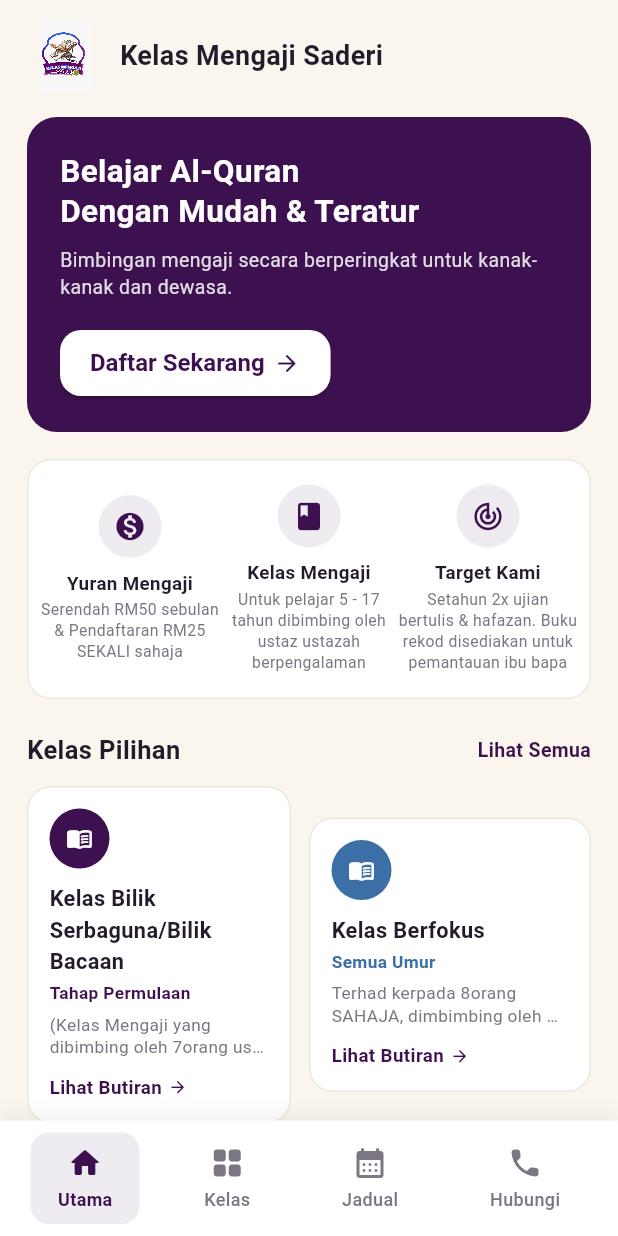
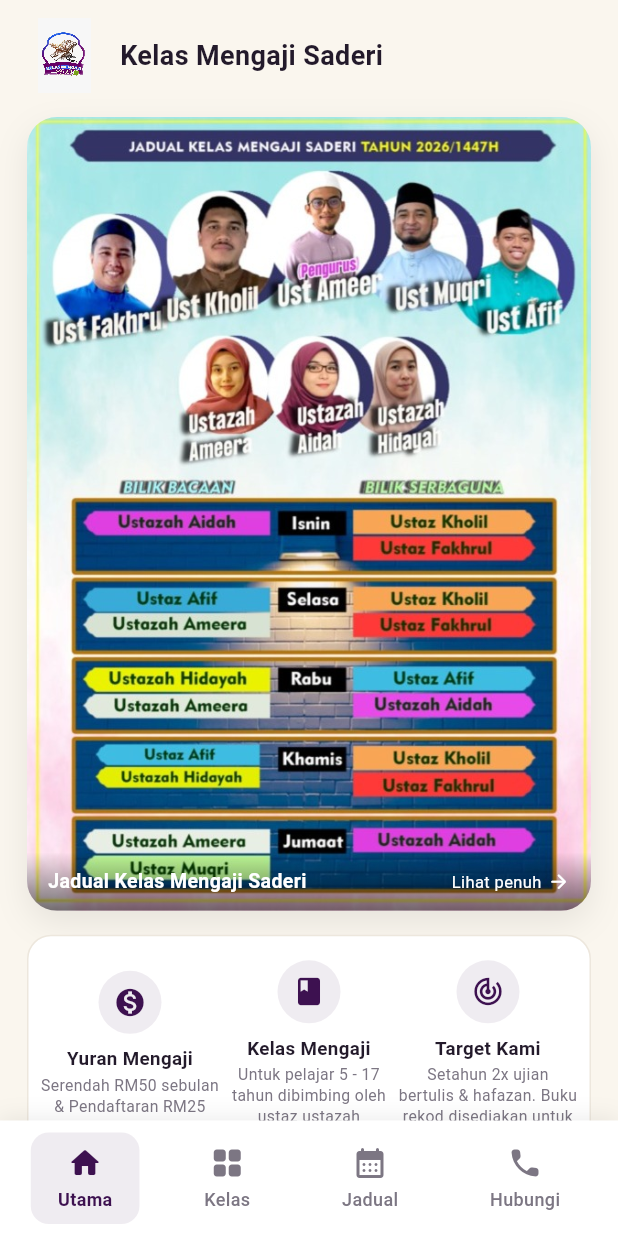
Before and after one commit to i900aiman/KelasMengajiSaderi, a Flutter app: the screen it shows after launch, on a phone screen of 412 x 824 dp. Run offline on Flutter 3.47's test engine with Material 3 defaults, Android fonts, the light colour scheme and no system bars.

Commit message:
settle untuk homepage

```diff
--- a/lib/data/dummy_data.dart
+++ b/lib/data/dummy_data.dart
@@ -156,8 +156,11 @@ class DummyData {
     ),
   ];
 
-  /// Jadual untuk minggu contoh (21 - 27 Mei).
-  static List<ScheduleModel> scheduleForWeek(DateTime weekStart) {
+  /// Jadual untuk minggu CONTOH (data statik, 21 - 27 Mei) — dikekalkan
+  /// (di-rename dari 'scheduleForWeek' asal) sebab nama tu clash dengan
+  /// method baru di bawah. Kalau tiada tempat lain dalam app panggil
+  /// fungsi ni secara spesifik, boleh je dipadam terus.
+  static List<ScheduleModel> scheduleForSampleWeek(DateTime weekStart) {
     return [
       ScheduleModel(
         id: 'sch-1',
@@ -209,4 +212,77 @@ class DummyData {
       ),
     ];
   }
+
+  static const List<_ScheduleSlot> _weeklySchedule = [
+    _ScheduleSlot(weekday: DateTime.monday, room: 'Bilik Bacaan', teachers: ['Ustazah Aidah']),
+    _ScheduleSlot(weekday: DateTime.monday, room: 'Bilik Serbaguna', teachers: ['Ustaz Kholil', 'Ustaz Fakhrul']),
+    _ScheduleSlot(weekday: DateTime.tuesday, room: 'Bilik Bacaan', teachers: ['Ustaz Afif', 'Ustazah Ameera']),
+    _ScheduleSlot(weekday: DateTime.tuesday, room: 'Bilik Serbaguna', teachers: ['Ustaz Kholil', 'Ustaz Fakhrul']),
+    _ScheduleSlot(weekday: DateTime.wednesday, room: 'Bilik Bacaan', teachers: ['Ustazah Hidayah', 'Ustazah Ameera']),
+    _ScheduleSlot(weekday: DateTime.wednesday, room: 'Bilik Serbaguna', teachers: ['Ustaz Afif', 'Ustazah Aidah']),
+    _ScheduleSlot(weekday: DateTime.thursday, room: 'Bilik Bacaan', teachers: ['Ustaz Afif', 'Ustazah Hidayah']),
+    _ScheduleSlot(weekday: DateTime.thursday, room: 'Bilik Serbaguna', teachers: ['Ustaz Kholil', 'Ustaz Fakhrul']),
+    _ScheduleSlot(weekday: DateTime.friday, room: 'Bilik Bacaan', teachers: ['Ustazah Ameera', 'Ustaz Muqri']),
+    _ScheduleSlot(weekday: DateTime.friday, room: 'Bilik Serbaguna', teachers: ['Ustazah Aidah']),
+  ];
+
+  static const _dayNames = {
+    DateTime.monday: 'Isnin',
+    DateTime.tuesday: 'Selasa',
+    DateTime.wednesday: 'Rabu',
+    DateTime.thursday: 'Khamis',
+    DateTime.friday: 'Jumaat',
+  };
+
+  /// Jadual kelas akan datang — semua kelas Isnin-Jumaat, waktu seragam
+  /// 8:00-9:30 malam. Dikira ikut tarikh sebenar terdekat dari [now],
+  /// disusun ikut yang paling dekat dahulu. Ni method yang dipanggil oleh
+  /// homepage.dart (DummyData.scheduleForWeek(DateTime.now())).
+  static List<ScheduleModel> scheduleForWeek(DateTime now) {
+    const time = '8:00 - 9:30 malam';
+    const startHour = 20; // 8 malam — untuk tentukan dah lepas waktu ke belum
+
+    final items = _weeklySchedule.map((slot) {
+      final date = _nextOccurrence(slot.weekday, now, startHour);
+      final daySlug = _dayNames[slot.weekday]!.toLowerCase();
+      final roomSlug = slot.room == 'Bilik Bacaan' ? 'bacaan' : 'serbaguna';
+
+      return ScheduleModel(
+        id: 'kelas-$daySlug-$roomSlug',
+        // NOTA: kelas mingguan (Isnin-Jumaat) ni tak sepadan dengan
+        // mana-mana ProgramModel sedia ada (semua program tu Sabtu/Ahad).
+        // 'programId' bawah ni placeholder sahaja — kalau nanti ScheduleCard
+        // dapat 'onTap' yang cari program guna id ni, ia akan gagal sebab
+        // takde ProgramModel dengan id ni. Selamat buat masa ni sebab
+        // homepage.dart panggil ScheduleCard tanpa onTap untuk list ni.
+        programId: 'kelas-mengaji-mingguan',
+        title: 'Kelas ${_dayNames[slot.weekday]}',
+        icon: slot.room == 'Bilik Bacaan' ? Icons.menu_book_rounded : Icons.groups_rounded,
+        iconBackground: AppColors.primary,
+        teacher: slot.teachers.join(' & '),
+        location: slot.room,
+        time: time,
+        date: date,
+        status: ScheduleStatus.tersedia,
+      );
+    }).toList()
+      ..sort((a, b) => a.date.compareTo(b.date));
+
+    return items;
+  }
+
+  static DateTime _nextOccurrence(int weekday, DateTime now, int startHour) {
+    var date = DateTime(now.year, now.month, now.day, startHour);
+    final diff = (weekday - date.weekday) % 7;
+    date = date.add(Duration(days: diff));
+    if (date.isBefore(now)) date = date.add(const Duration(days: 7));
+    return date;
+  }
 }
+
+class _ScheduleSlot {
+  final int weekday;
+  final String room;
+  final List<String> teachers;
+  const _ScheduleSlot({required this.weekday, required this.room, required this.teachers});
+}
--- a/lib/screens/home/home_page.dart
+++ b/lib/screens/home/home_page.dart
@@ -1,4 +1,5 @@
 import 'package:flutter/material.dart';
+import 'package:kelas_mengaji_saderi/screens/home/poster_jadual_card.dart';
 import 'package:kelas_mengaji_saderi/screens/timeline/timeline_page.dart';
 import '../../data/dummy_data.dart';
 import '../../theme/app_theme.dart';
@@ -49,59 +50,8 @@ class HomePage extends StatelessWidget {
               ],
             ),
             const SizedBox(height: 16),
-
-            // --- Banner utama ---
-            Container(
-              padding: const EdgeInsets.all(22),
-              decoration: BoxDecoration(
-                color: AppColors.primary,
-                borderRadius: BorderRadius.circular(20),
-              ),
-              child: Column(
-                crossAxisAlignment: CrossAxisAlignment.start,
-                children: [
-                  const Text(
-                    'Belajar Al-Quran\nDengan Mudah & Teratur',
-                    style: TextStyle(
-                        color: Colors.white,
-                        fontSize: 21,
-                        fontWeight: FontWeight.bold,
-                        height: 1.3),
-                  ),
-                  const SizedBox(height: 10),
-                  Text(
-                    'Bimbingan mengaji secara berperingkat untuk kanak-kanak dan dewasa.',
-                    style: TextStyle(
-                        color: Colors.white.withValues(alpha: 0.85),
-                        fontSize: 13,
-                        height: 1.4),
-                  ),
-                  const SizedBox(height: 18),
-                  ElevatedButton(
-                    onPressed: () {
-                      Navigator.of(context).push(MaterialPageRoute(
-                          builder: (_) => const ProgramPage()));
-                    },
-                    style: ElevatedButton.styleFrom(
-                      backgroundColor: Colors.white,
-                      foregroundColor: AppColors.primary,
-                      minimumSize: const Size(0, 44),
-                      padding: const EdgeInsets.symmetric(horizontal: 20),
-                    ),
-                    child: const Row(
-                      mainAxisSize: MainAxisSize.min,
-                      children: [
-                        Text('Daftar Sekarang',
-                            style: TextStyle(fontWeight: FontWeight.w700)),
-                        SizedBox(width: 6),
-                        Icon(Icons.arrow_forward_rounded, size: 18),
-                      ],
-                    ),
-                  ),
-                ],
-              ),
-            ),
-            const SizedBox(height: 18),
+          const PosterJadualCard(),
+                const SizedBox(height: 16),
 
             // --- 3 ciri utama ---
             Container(
@@ -184,7 +134,9 @@ class HomePage extends StatelessWidget {
               },
             ),
             const SizedBox(height: 12),
-            ...upcoming.take(2).map((s) => ScheduleCard(schedule: s)),
+            ...upcoming.take(1).map((s) => ScheduleCard(schedule: s)),
+            const SizedBox(height: 16),
+
           ],
         ),
       ),
--- /dev/null
+++ b/lib/screens/home/poster_jadual_card.dart
@@ -0,0 +1,95 @@
+import 'package:flutter/material.dart';
+import 'package:kelas_mengaji_saderi/screens/timeline/timeline_page.dart';
+
+/// Poster jadual dipaparkan sebagai "teaser" visual penuh lebar (ikut
+/// aspect ratio asal, tak dipotong paksa). Ketik poster akan bawa terus ke
+/// JadualPage sedia ada — versi native yang senang dibaca — bukan sekadar
+/// zoom gambar statik. Ni elak dua salinan maklumat jadual (poster imej +
+/// JadualPage) yang boleh out-of-sync bila jadual guru berubah nanti.
+class PosterJadualCard extends StatelessWidget {
+  const PosterJadualCard({super.key});
+
+  @override
+  Widget build(BuildContext context) {
+    return GestureDetector(
+      onTap: () {
+        Navigator.of(context).push(
+          MaterialPageRoute(
+            builder: (_) => const JadualPage(
+              showBackButton: true,
+              showTitle: false,
+            ),
+          ),
+        );
+      },
+      child: Container(
+        width: double.infinity,
+        decoration: BoxDecoration(
+          borderRadius: BorderRadius.circular(20),
+          boxShadow: [
+            BoxShadow(
+              color: Colors.black.withOpacity(0.08),
+              blurRadius: 18,
+              offset: const Offset(0, 8),
+            ),
+          ],
+        ),
+        clipBehavior: Clip.antiAlias,
+        child: Stack(
+          children: [
+            // width sahaja diberi (tiada height tetap) supaya poset kekal
+            // ikut aspect ratio asal — tak dipotong hodoh macam crop paksa
+            Image.asset(
+              'assets/images/jadual_kms.jpeg',
+              width: double.infinity,
+              fit: BoxFit.fitWidth,
+            ),
+            // gradient nipis + label CTA kat bawah poster
+            Positioned(
+              left: 0,
+              right: 0,
+              bottom: 0,
+              child: Container(
+                padding: const EdgeInsets.symmetric(horizontal: 14, vertical: 10),
+                decoration: BoxDecoration(
+                  gradient: LinearGradient(
+                    begin: Alignment.topCenter,
+                    end: Alignment.bottomCenter,
+                    colors: [
+                      Colors.black.withOpacity(0),
+                      Colors.black.withOpacity(0.55),
+                    ],
+                  ),
+                ),
+                child: Row(
+                  mainAxisAlignment: MainAxisAlignment.spaceBetween,
+                  children: const [
+                    Text(
+                      'Jadual Kelas Mengaji Saderi',
+                      style: TextStyle(
+                        color: Colors.white,
+                        fontWeight: FontWeight.w700,
+                        fontSize: 13,
+                      ),
+                    ),
+                    Row(
+                      mainAxisSize: MainAxisSize.min,
+                      children: [
+                        Text(
+                          'Lihat penuh',
+                          style: TextStyle(color: Colors.white, fontSize: 11),
+                        ),
+                        SizedBox(width: 4),
+                        Icon(Icons.arrow_forward_rounded, color: Colors.white, size: 15),
+                      ],
+                    ),
+                  ],
+                ),
+              ),
+            ),
+          ],
+        ),
+      ),
+    );
+  }
+}
```
Also changed, not shown: assets/images/jadual_kms.jpeg (renamed from assets/images/jadual kms.jpeg).
